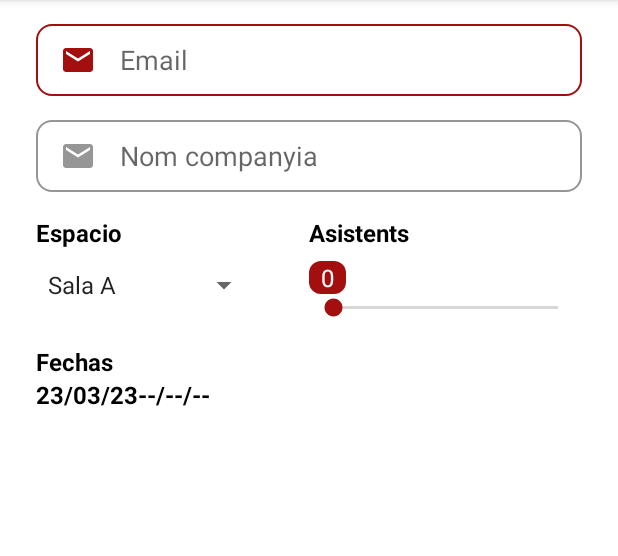
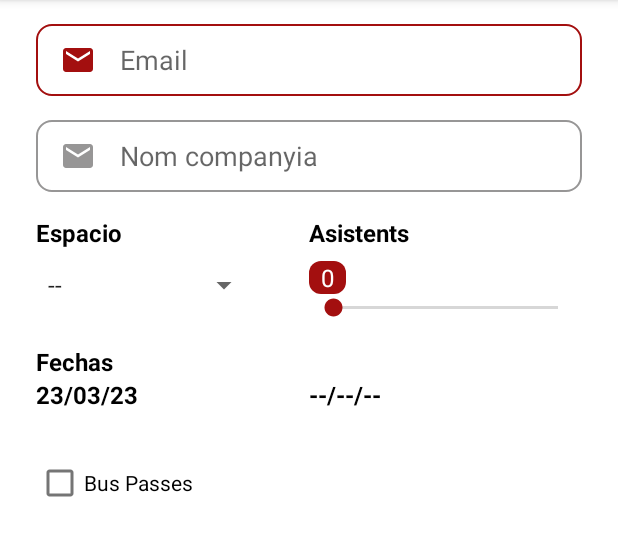
Before and after one commit to s3v268/metropolis-app, an Android app: the FormularioActivity screen opened directly, with no data from a screen before it, on a phone screen of 412 x 824 dp, the part 84-640 px from its top. Run offline under Robolectric (Android 15) with nearby library versions, the phone set to English and light mode, and no system bars.

Commit message:
Implementado checkbox, Spinner, Datepicker with custom style

```diff
--- a/app/src/main/java/com/example/metropolis_app/FormularioActivity.kt
+++ b/app/src/main/java/com/example/metropolis_app/FormularioActivity.kt
@@ -1,14 +1,18 @@
 package com.example.metropolis_app
 
-import android.R
+import com.example.metropolis_app.R
 import android.app.DatePickerDialog
 import androidx.appcompat.app.AppCompatActivity
 import android.os.Bundle
 import android.view.View
+import android.view.animation.AnimationUtils
 import android.widget.ArrayAdapter
+import android.widget.CheckBox
+import android.widget.DatePicker
+import android.widget.LinearLayout
 import android.widget.SeekBar
+import android.widget.TextView
 import com.example.metropolis_app.databinding.ActivityFormularioBinding
-import com.example.metropolis_app.databinding.ActivityMainBinding
 import java.util.Calendar
 
 class FormularioActivity : AppCompatActivity() {
@@ -18,14 +22,29 @@ class FormularioActivity : AppCompatActivity() {
         binding = ActivityFormularioBinding.inflate(layoutInflater)
         setContentView(binding.root)
 
-        //spinner
+        configureView()
+
+    }
+
+    private fun configureView() {
+        configureSpinner()
+        configureSeekBar()
+        configureDatePickerDialog()
+    }
+
+
+    private fun configureCheckbox(){
+
+    }
+    private fun configureSpinner() {
         val spinner = binding.spinner
-        val items = arrayOf("Sala A", "Sala B", "Sala C", "Padock", "Sala Conf. 1")
-        val adapter = ArrayAdapter(this, R.layout.simple_spinner_item, items)
+        val items = arrayOf("--", "Sala A", "Sala B", "Sala C", "Padock", "Sala Conf. 1")
+        val adapter = ArrayAdapter(this, android.R.layout.simple_spinner_item, items)
         adapter.setDropDownViewResource(android.R.layout.simple_spinner_dropdown_item)
         spinner.adapter = adapter
+    }
 
-        //seekbar
+    private fun configureSeekBar() {
         binding.attendeesSeekBar.setOnSeekBarChangeListener(object : SeekBar.OnSeekBarChangeListener{
             override fun onProgressChanged(p0: SeekBar?, progress: Int, fromUser: Boolean) {
                 val thumbRect = binding.attendeesSeekBar.thumb.bounds
@@ -40,34 +59,47 @@ class FormularioActivity : AppCompatActivity() {
 
             override fun onStopTrackingTouch(p0: SeekBar?) {
             }
+        })
+    }
 
-        })
+    fun configureDatePickerDialog() {
+        binding.tvFechainicio.setOnClickListener{
+            createDatePickerDialog(it as TextView)
+        }
+        binding.tvFechafinal.setOnClickListener{
+            createDatePickerDialog(it as TextView)
+        }
+    }
 
-        //datepicker
+    private fun createDatePickerDialog( dateTv: TextView){
         val calendar = Calendar.getInstance()
         val year = calendar.get(Calendar.YEAR)
         val month = calendar.get(Calendar.MONTH)
         val day = calendar.get(Calendar.DAY_OF_MONTH)
-        binding.tvFechainicio.setOnClickListener {
-            val datePickerDialog = DatePickerDialog(this, { _, year, month, dayOfMonth ->
-                val date = "$dayOfMonth/${month + 1}/$year"
-                binding.tvFechainicio.text = date
-            }, year, month, day)
-            datePickerDialog.show()
+
+        //para quitar el spinner mode quitar el stylo de los parametros i las 3 lineas de abajo
+        val datePickerDialog = DatePickerDialog(this, R.style.CustomDatePickerDialogTheme, { _, year, month, dayOfMonth ->
+            val date = "$dayOfMonth/${month + 1}/$year"
+            dateTv.text = date
+        }, year, month, day)
+
+        datePickerDialog.datePicker.calendarViewShown = false
+
+        datePickerDialog.show()
+    }
+
+    fun onBusPassCheckboxClicked(view: View) {
+        val busPassCheckbox = binding.busPassCheckbox
+        val busPassContainer = binding.busPassContainer
+        if (busPassCheckbox.isChecked) {
+            // Checkbox is checked, show the associated views
+            busPassContainer.visibility = View.VISIBLE
+            // Add animation to show the container
+            val animation = AnimationUtils.loadAnimation(this, R.anim.slide_in_up)
+            busPassContainer.startAnimation(animation)
+        } else {
+            // Checkbox is unchecked, hide the associated views
+            busPassContainer.visibility = View.GONE
         }
-        /*SPINNER
-        val calendar = Calendar.getInstance()
-        val year = calendar.get(Calendar.YEAR)
-        val month = calendar.get(Calendar.MONTH)
-        val day = calendar.get(Calendar.DAY_OF_MONTH)
-        binding.tvFechainicio.setOnClickListener {
-            val datePickerDialog = DatePickerDialog(this, android.R.style.Theme_Holo_Light_Dialog_NoActionBar, { _, year, month, dayOfMonth ->
-                val date = "$dayOfMonth/${month + 1}/$year"
-                binding.tvFechainicio.text = date
-            }, year, month, day)
-            datePickerDialog.datePicker.calendarViewShown = false
-            datePickerDialog.show()
         }
-        * */
     }
-}
--- /dev/null
+++ b/app/src/main/res/anim/slide_in_up.xml
@@ -0,0 +1,7 @@
+<?xml version="1.0" encoding="utf-8"?>
+<set xmlns:android="http://schemas.android.com/apk/res/android">
+    <translate
+        android:duration="300"
+        android:fromYDelta="100%"
+        android:toYDelta="0%" />
+</set>
--- a/app/src/main/res/layout/activity_formulario.xml
+++ b/app/src/main/res/layout/activity_formulario.xml
@@ -5,6 +5,44 @@
     android:layout_width="match_parent"
     android:layout_height="match_parent"
     tools:context=".FormularioActivity">
+
+    <LinearLayout
+        android:layout_width="match_parent"
+        android:layout_height="wrap_content"
+        android:layout_marginHorizontal="@dimen/x3"
+        android:orientation="vertical"
+        android:layout_marginTop="@dimen/x3"
+        app:layout_constraintStart_toStartOf="parent"
+        app:layout_constraintTop_toBottomOf="@+id/tv_fechainicio">
+
+        <CheckBox
+            android:id="@+id/bus_pass_checkbox"
+            android:layout_width="wrap_content"
+            android:layout_height="wrap_content"
+            android:onClick="onBusPassCheckboxClicked"
+            android:text="Bus Passes" />
+
+        <LinearLayout
+            android:id="@+id/bus_pass_container"
+            android:layout_width="match_parent"
+            android:layout_height="wrap_content"
+            android:orientation="horizontal"
+            android:visibility="gone">
+
+            <TextView
+                android:layout_width="wrap_content"
+                android:layout_height="wrap_content"
+                android:text="Amount? (Max: 60)" />
+
+            <EditText
+                android:id="@+id/bus_pass_edittext"
+                android:layout_width="wrap_content"
+                android:layout_height="wrap_content"
+                android:inputType="number" />
+
+        </LinearLayout>
+
+    </LinearLayout>
 
     <EditText
         android:id="@+id/ed_form_email"
@@ -68,9 +106,9 @@
         android:id="@+id/textView3"
         android:layout_width="wrap_content"
         android:layout_height="wrap_content"
+        android:layout_marginLeft="@dimen/x3"
+        android:layout_marginTop="@dimen/x2"
         android:text="Fechas"
-        android:layout_marginTop="@dimen/x2"
-        android:layout_marginLeft="@dimen/x3"
         android:textColor="@color/black"
         android:textSize="16sp"
         android:textStyle="bold"
@@ -97,7 +135,7 @@
         android:textColor="@color/black"
         android:textSize="16sp"
         android:textStyle="bold"
-        app:layout_constraintStart_toEndOf="@+id/tv_fechainicio"
+        app:layout_constraintStart_toStartOf="@+id/guideline"
         app:layout_constraintTop_toBottomOf="@+id/textView3" />
 
     <androidx.constraintlayout.widget.ConstraintLayout
--- a/app/src/main/res/values/styles.xml
+++ b/app/src/main/res/values/styles.xml
@@ -10,11 +10,10 @@
         <item name="android:textCursorDrawable">@drawable/custom_ed_cursor</item>
     </style>
 
-    <style name="TransparentDatePickerDialog" parent="Theme.MaterialComponents.Light.Dialog">
+    <style name="CustomDatePickerDialogTheme" parent="android:Theme.Holo.Light.Dialog.NoActionBar">
         <item name="android:windowBackground">@android:color/transparent</item>
-        <item name="colorPrimary">@color/primary_color</item>
-        <item name="colorPrimaryDark">@color/primary_color</item>
-        <item name="colorAccent">@color/primary_color</item>
+        <item name="android:windowFrame">@null</item>
+        <item name="android:colorBackground">@android:color/transparent</item>
     </style>
 
 </resources>
```
